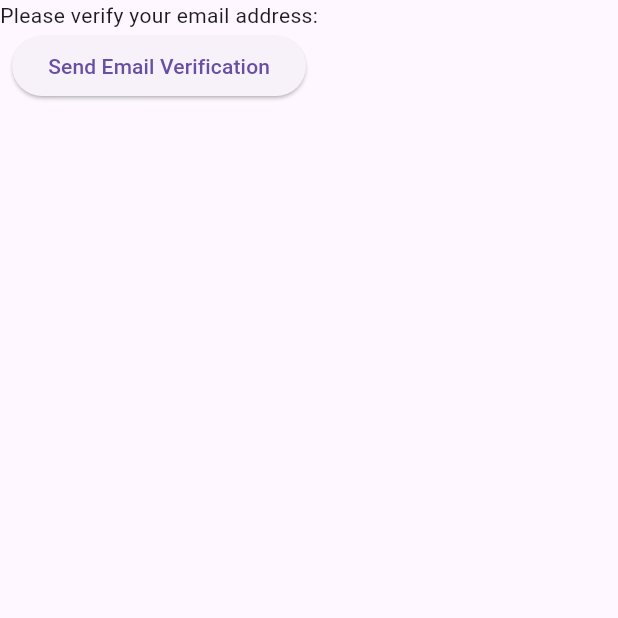
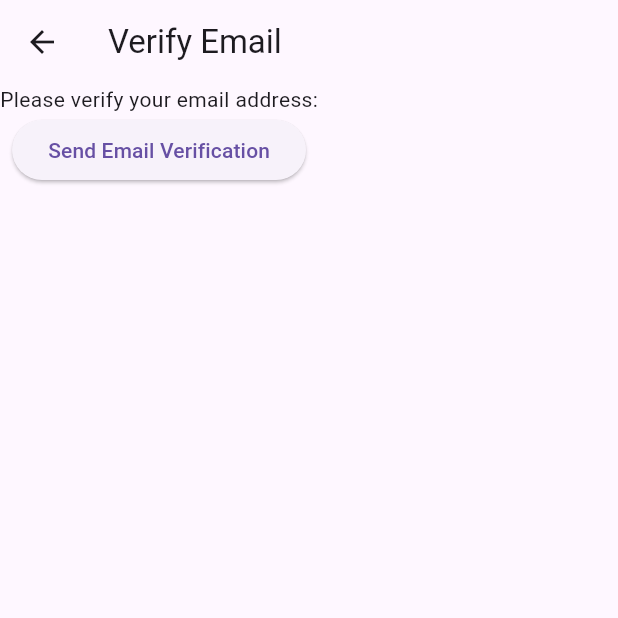
Before and after one commit to Bolvs/flutter-learning, a Flutter app: the VerifyEmailView screen opened directly, on a phone screen of 412 x 824 dp, the top half of it. Run offline on Flutter 3.47's test engine with Material 3 defaults, Android fonts, the phone set to English and light mode, and no system bars; our stand-ins replace firebase_auth, firebase_core; accounts and stored records are empty; network calls fail.

```diff
--- /dev/null
+++ b/lib/views/verify_email_view.dart
@@ -0,0 +1,27 @@
+import 'package:firebase_auth/firebase_auth.dart';
+import 'package:flutter/material.dart';
+
+class VerifyEmailView extends StatefulWidget {
+  const VerifyEmailView({super.key});
+
+  @override
+  State<VerifyEmailView> createState() => _VerifyEmailViewState();
+}
+
+class _VerifyEmailViewState extends State<VerifyEmailView> {
+  @override
+  Widget build(BuildContext context) {
+     return Scaffold(
+      appBar: AppBar(
+        title: const Text('Verify Email'),
+      ),
+       body: Column(children: [
+          const Text('Please verify your email address:'),
+          ElevatedButton(onPressed: () async{
+            final user = FirebaseAuth.instance.currentUser;
+            await user?.sendEmailVerification();
+          }, child: const Text('Send Email Verification'))
+        ]),
+     );
+  }
+}
```
Also changed, not shown: lib/main.dart (+80 -24 lines), pubspec.lock.
